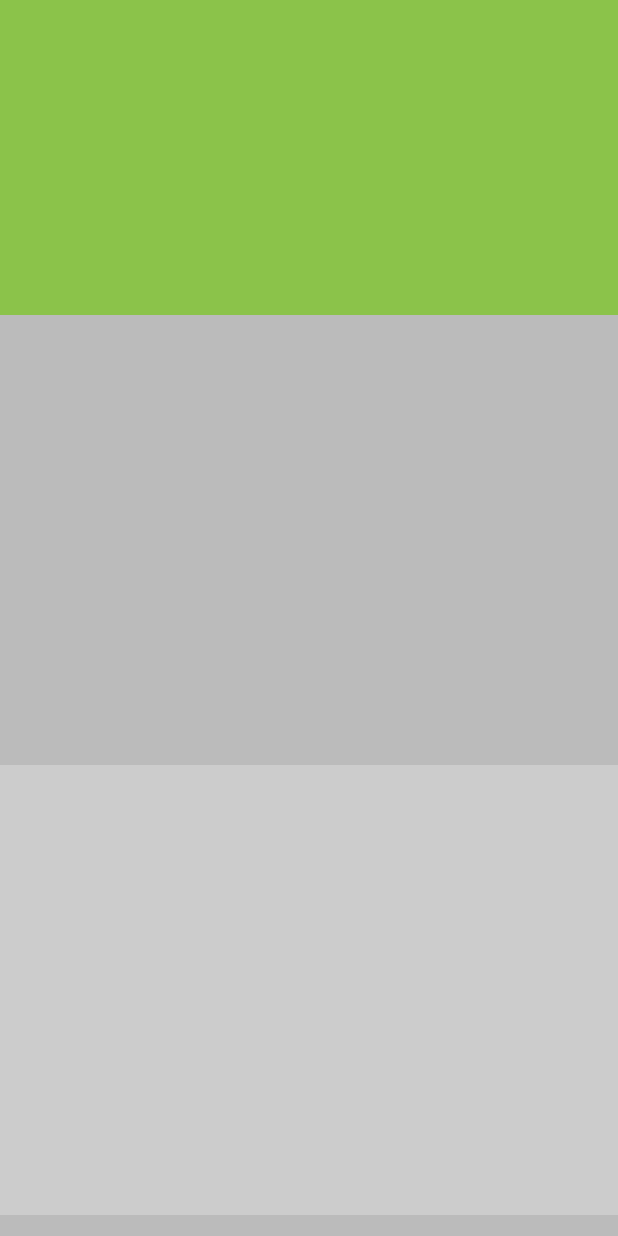
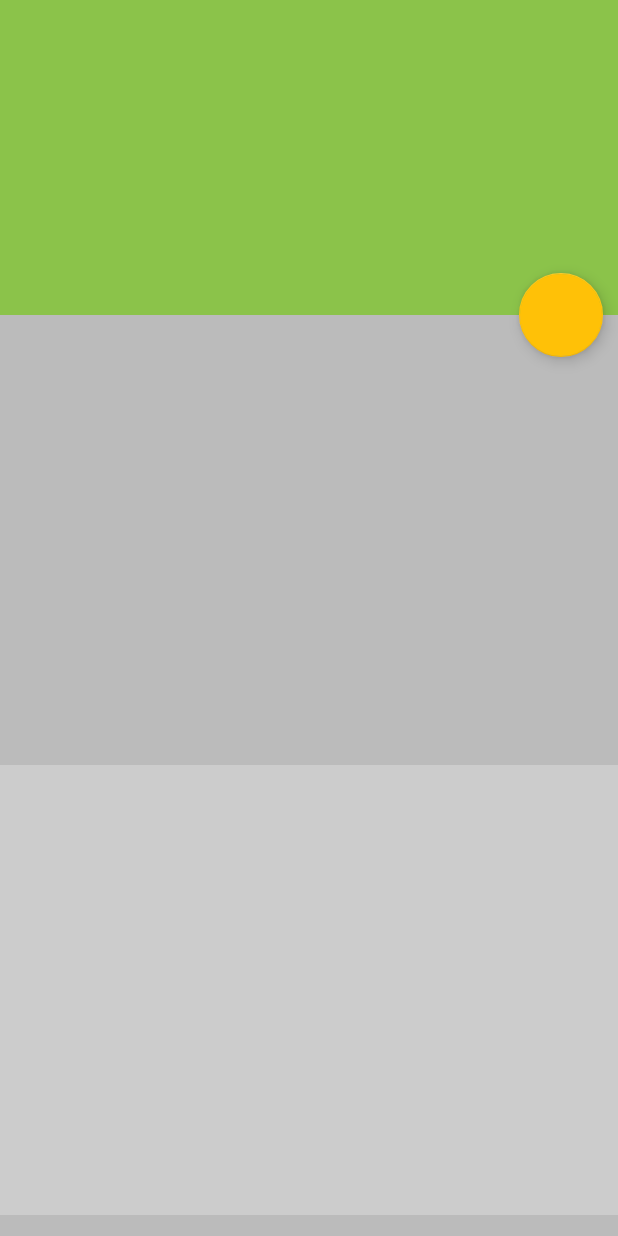
Before and after one commit to milo2005/Cinestreno, an Android app: the layout activity_pantalla2.xml on its own in the app's theme, with its tools: preview values and no code run, on a phone screen of 412 x 824 dp. Run offline under Robolectric (Android 15) with nearby library versions, the phone set to English and light mode, and no system bars.

Commit message:
floatingActionButton Agregado

```diff
--- a/app/src/main/res/layout/activity_pantalla2.xml
+++ b/app/src/main/res/layout/activity_pantalla2.xml
@@ -53,4 +53,15 @@
 
     </android.support.design.widget.AppBarLayout>
 
+
+    <android.support.design.widget.FloatingActionButton
+        android:id="@+id/fab"
+        android:layout_width="wrap_content"
+        android:layout_height="wrap_content"
+        app:layout_anchor="@id/appbar"
+        app:layout_anchorGravity="bottom|right"
+        android:layout_margin="@dimen/small"
+
+        />
+
 </android.support.design.widget.CoordinatorLayout>
```
